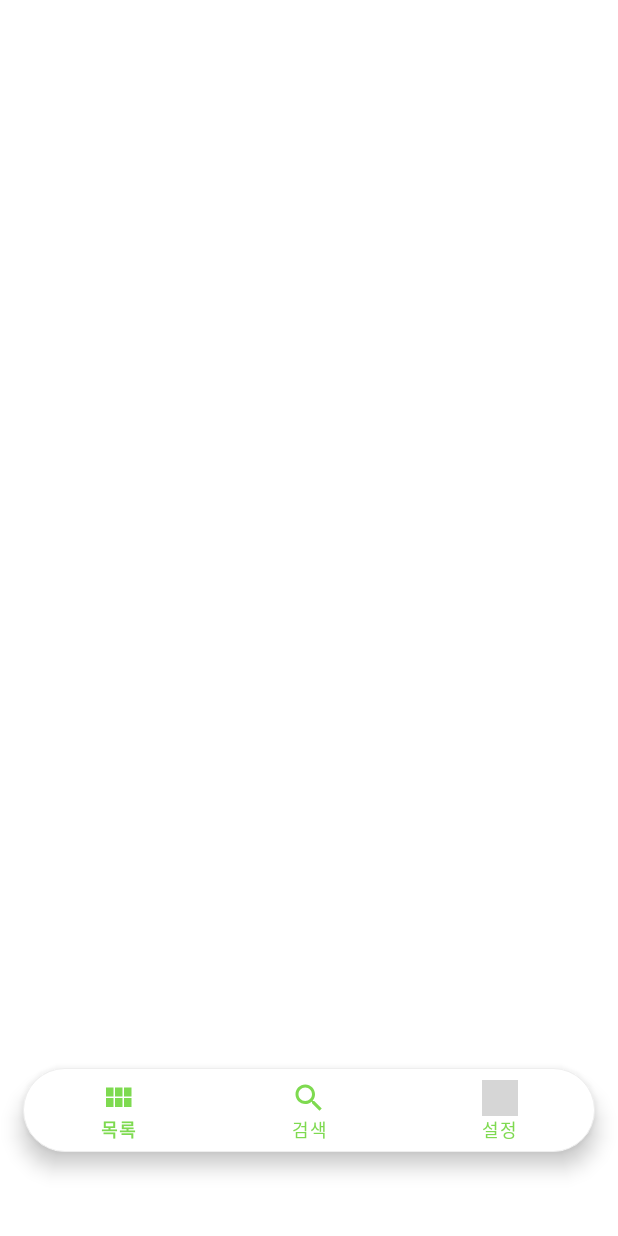
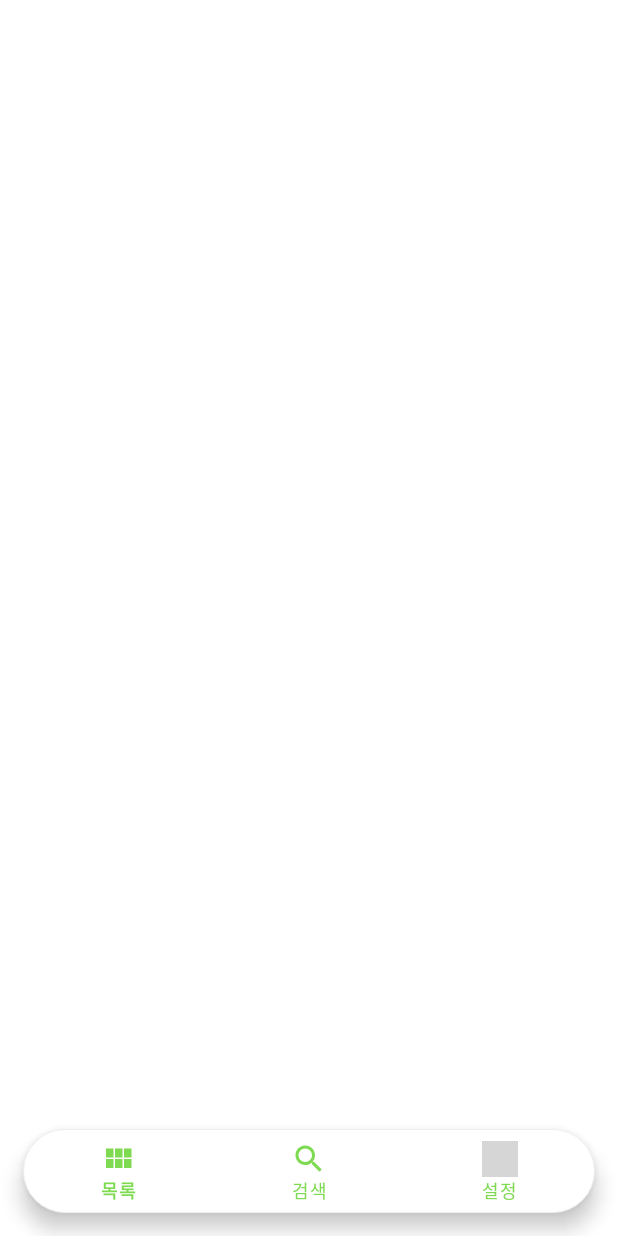
Before and after one commit to BU-IOS/buios, an Android app: the screen it shows after launch (MainActivity), on a phone screen of 412 x 824 dp. Run offline under Robolectric (Android 15) with nearby library versions, the phone set to English and light mode, and no system bars; grey boxes are pictures that could not be loaded.

Commit message:
네비게이션 화면 구성
- 검색, 설정창에서 사용할 레이아웃 파일 생
  - fragment_search.xml
  - fragment_settings.xml성

- fragment_item_list.xml 레이아웃 수정

```diff
--- a/app/src/main/res/layout/activity_main.xml
+++ b/app/src/main/res/layout/activity_main.xml
@@ -10,8 +10,9 @@
   <FrameLayout
     android:id="@+id/main_layout"
     android:layout_width="match_parent"
-    android:layout_height="match_parent"
-    android:layout_marginBottom="?attr/actionBarSize"
+    android:layout_height="0dp"
+    app:layout_constraintBottom_toTopOf="@id/bottom_navigation"
+    app:layout_constraintTop_toTopOf="parent"
     />
 
   <com.google.android.material.bottomnavigation.BottomNavigationView
@@ -25,9 +26,10 @@
     app:itemIconTint="@color/green_2"
     app:itemTextColor="@color/green_2"
     android:background="@drawable/navigate_bar"
-    app:layout_constraintBottom_toBottomOf="@+id/main_layout"
+    app:layout_constraintBottom_toBottomOf="parent"
     app:layout_constraintEnd_toEndOf="parent"
     app:layout_constraintHorizontal_bias="0.0"
+    android:layout_marginBottom="15dp"
     app:layout_constraintStart_toStartOf="parent" />
 
 
--- /dev/null
+++ b/app/src/main/res/layout/fragment_search.xml
@@ -0,0 +1,6 @@
+<?xml version="1.0" encoding="utf-8"?>
+<androidx.constraintlayout.widget.ConstraintLayout
+  xmlns:android="http://schemas.android.com/apk/res/android" android:layout_width="match_parent"
+  android:layout_height="match_parent">
+
+</androidx.constraintlayout.widget.ConstraintLayout>
--- /dev/null
+++ b/app/src/main/res/layout/fragment_settings.xml
@@ -0,0 +1,6 @@
+<?xml version="1.0" encoding="utf-8"?>
+<androidx.constraintlayout.widget.ConstraintLayout
+  xmlns:android="http://schemas.android.com/apk/res/android" android:layout_width="match_parent"
+  android:layout_height="match_parent">
+
+</androidx.constraintlayout.widget.ConstraintLayout>
```
Also changed, not shown: app/src/main/res/layout/fragment_item_list.xml (renamed from app/src/main/res/layout/activity_item_list.xml, +16 -16 lines).
